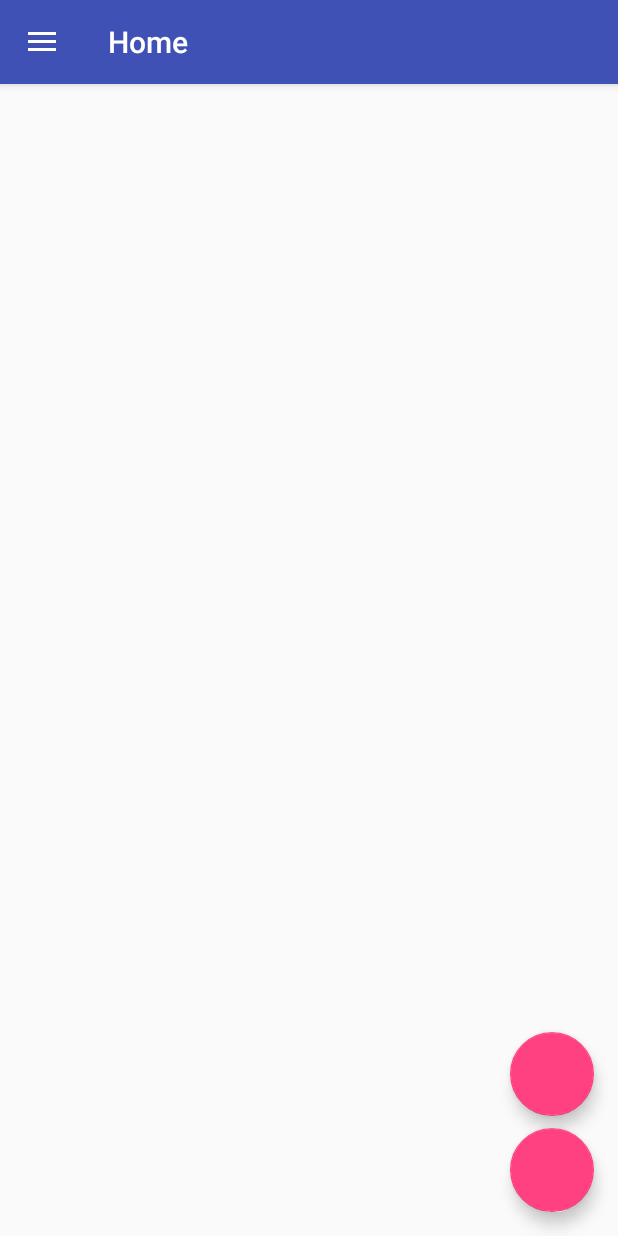
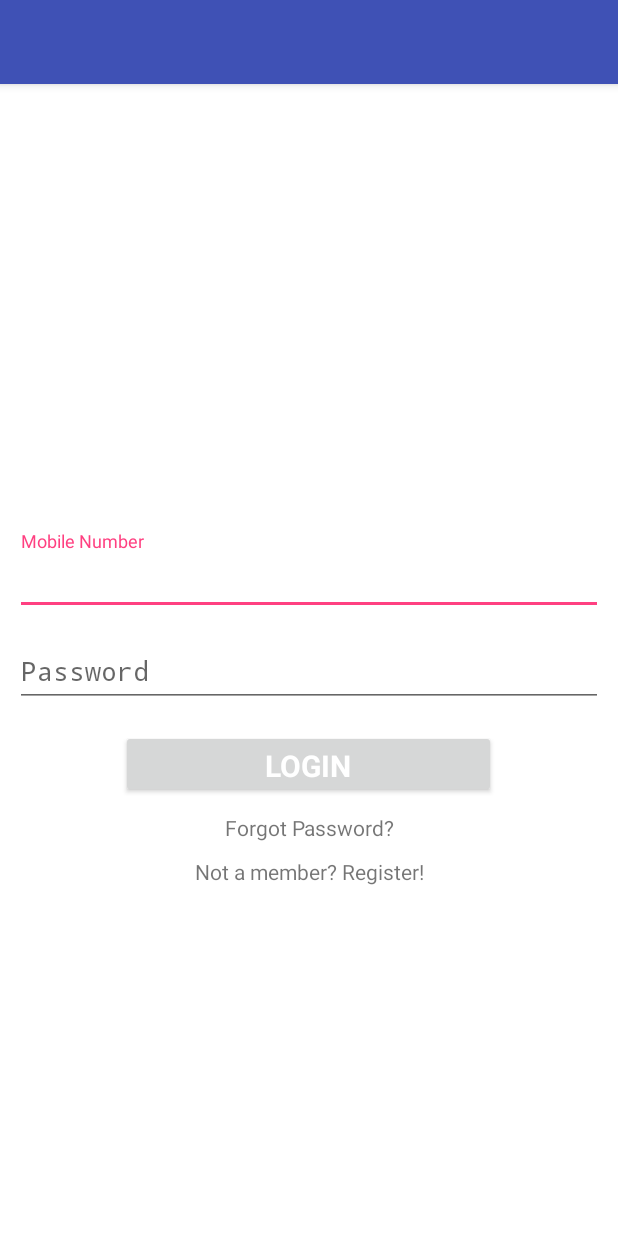
Before and after one commit to usmanrafi/ProTech360, an Android app: the screen it shows after launch (Homepage before the commit, VerificationActivity after it), on a phone screen of 412 x 824 dp. Run offline under Robolectric (Android 15) with nearby library versions, the phone set to English and light mode, and no system bars; 1 statement that could not run was skipped.

Commit message:
Login/Signup added

```diff
--- a/app/build.gradle
+++ b/app/build.gradle
@@ -20,6 +20,7 @@ android {
 }
 
 dependencies {
+    implementation 'com.android.support.constraint:constraint-layout:1.0.2'
     compile fileTree(dir: 'libs', include: ['*.jar'])
     androidTestCompile('com.android.support.test.espresso:espresso-core:2.2.2', {
         exclude group: 'com.android.support', module: 'support-annotations'
--- /dev/null
+++ b/app/src/main/java/fyp/protech360/Login.java
@@ -0,0 +1,28 @@
+package fyp.protech360;
+
+import android.app.Fragment;
+import android.content.Intent;
+import android.support.annotation.Nullable;
+import android.support.v7.app.AppCompatActivity;
+import android.os.Bundle;
+import android.view.LayoutInflater;
+import android.view.View;
+import android.view.ViewGroup;
+
+public class Login extends Fragment {
+
+    View myView ;
+    android.app.FragmentManager fragmentManager = getFragmentManager();
+
+    @Nullable
+    @Override
+    public View onCreateView(LayoutInflater inflater, ViewGroup container, Bundle savedInstanceState) {
+        myView = inflater.inflate(R.layout.activity_login,container,false);
+        getActivity().getActionBar().setTitle("Login");
+
+
+
+        return myView;
+    }
+
+}
--- /dev/null
+++ b/app/src/main/java/fyp/protech360/VerificationActivity.java
@@ -0,0 +1,43 @@
+package fyp.protech360;
+
+import android.app.Activity;
+import android.content.Intent;
+import android.support.v7.app.AppCompatActivity;
+import android.os.Bundle;
+import android.view.View;
+
+public class VerificationActivity extends Activity {
+
+    android.app.FragmentManager fragmentManager = getFragmentManager();
+
+    @Override
+    protected void onCreate(Bundle savedInstanceState) {
+        super.onCreate(savedInstanceState);
+        setContentView(R.layout.activity_verification);
+
+        if (savedInstanceState == null)
+        {
+            fragmentManager.beginTransaction().replace(R.id.content_frame_verification,new Login()).commit();
+        }
+
+    }
+
+    public void login(View view) {
+        Intent intent = new Intent(getApplicationContext(),Homepage.class);
+        startActivity(intent);
+        finish();
+    }
+
+    public void forgotPassword(View view) {
+
+    }
+
+    public void signup(View view) {
+        fragmentManager.beginTransaction().replace(R.id.content_frame_verification,new SignUp()).commit();
+    }
+
+    public void GoToLogin(View view) {
+        fragmentManager.beginTransaction().replace(R.id.content_frame_verification,new Login()).commit();
+
+    }
+}
--- /dev/null
+++ b/app/src/main/res/layout/activity_login.xml
@@ -0,0 +1,87 @@
+<?xml version="1.0" encoding="utf-8"?>
+<ScrollView xmlns:android="http://schemas.android.com/apk/res/android"
+    android:layout_width="fill_parent" android:layout_height="fill_parent"
+    android:id="@+id/activity_login"
+    xmlns:tools="http://schemas.android.com/tools"
+    android:background="@android:color/white">
+
+    <LinearLayout
+        android:layout_width="match_parent"
+        android:layout_height="wrap_content"
+        android:orientation="vertical"
+        android:layout_gravity="center"
+        android:layout_margin="10dp">
+
+        <ImageView
+            android:layout_width="wrap_content"
+            android:layout_height="wrap_content"
+            android:layout_margin="30dp"
+            android:layout_gravity="center"/>
+
+        <android.support.design.widget.TextInputLayout
+            android:layout_height="match_parent"
+            android:layout_width="match_parent"
+            android:layout_marginTop="5dp">
+
+            <EditText
+                android:layout_width="match_parent"
+                android:layout_height="wrap_content"
+                android:hint="Mobile Number"
+                android:id="@+id/loginNumber"
+                android:inputType="phone"
+                android:maxLines="1"/>
+
+        </android.support.design.widget.TextInputLayout>
+
+        <android.support.design.widget.TextInputLayout
+            android:layout_height="match_parent"
+            android:layout_width="match_parent"
+            android:layout_marginTop="5dp">
+
+            <EditText
+                android:layout_width="match_parent"
+                android:layout_height="wrap_content"
+                android:hint="Password"
+                android:id="@+id/loginPassword"
+                android:maxLines="1"
+                android:inputType="textPassword"
+                 />
+
+        </android.support.design.widget.TextInputLayout>
+
+        <Button
+            android:layout_width="250dp"
+            android:layout_height="45dp"
+            android:text="Login"
+            android:textSize="20sp"
+            android:id="@+id/loginBtn"
+            android:textStyle="bold"
+            style="?android:textAppearanceSmall"
+            android:onClick="login"
+            android:layout_marginTop="15dp"
+            android:layout_gravity="center"
+            android:textColor="@android:color/white"/>
+
+        <TextView
+            android:layout_width="match_parent"
+            android:layout_height="wrap_content"
+            android:text="Forgot Password?"
+            android:textAlignment="center"
+            android:clickable="true"
+            android:onClick="forgotPassword"
+            android:id="@+id/forgot"
+            android:layout_marginTop="10dp"/>
+
+        <TextView
+            android:layout_width="match_parent"
+            android:layout_height="wrap_content"
+            android:text="Not a member? Register!"
+            android:textAlignment="center"
+            android:clickable="true"
+            android:onClick="signup"
+            android:id="@+id/signup"
+            android:layout_marginTop="10dp"/>
+
+    </LinearLayout>
+
+</ScrollView>
--- /dev/null
+++ b/app/src/main/res/layout/activity_verification.xml
@@ -0,0 +1,15 @@
+<?xml version="1.0" encoding="utf-8"?>
+<android.support.constraint.ConstraintLayout xmlns:android="http://schemas.android.com/apk/res/android"
+    xmlns:app="http://schemas.android.com/apk/res-auto"
+    xmlns:tools="http://schemas.android.com/tools"
+    android:layout_width="match_parent"
+    android:layout_height="match_parent"
+    tools:context="fyp.protech360.VerificationActivity">
+
+    <include
+        layout="@layout/app_bar_verification"
+        android:layout_width="match_parent"
+        android:layout_height="match_parent" />
+
+
+</android.support.constraint.ConstraintLayout>
--- /dev/null
+++ b/app/src/main/res/layout/app_bar_verification.xml
@@ -0,0 +1,25 @@
+<?xml version="1.0" encoding="utf-8"?>
+<android.support.design.widget.CoordinatorLayout xmlns:android="http://schemas.android.com/apk/res/android"
+    xmlns:app="http://schemas.android.com/apk/res-auto"
+    xmlns:tools="http://schemas.android.com/tools"
+    android:layout_width="match_parent"
+    android:layout_height="match_parent"
+    tools:context="fyp.protech360.VerificationActivity">
+
+    <android.support.design.widget.AppBarLayout
+        android:layout_width="match_parent"
+        android:layout_height="wrap_content"
+        android:theme="@style/AppTheme.AppBarOverlay">
+
+        <android.support.v7.widget.Toolbar
+            android:id="@+id/toolbar"
+            android:layout_width="match_parent"
+            android:layout_height="match_parent"
+            app:popupTheme="@style/AppTheme.PopupOverlay" />
+
+    </android.support.design.widget.AppBarLayout>
+
+    <include layout="@layout/content_verification" />
+
+
+</android.support.design.widget.CoordinatorLayout>
--- /dev/null
+++ b/app/src/main/res/layout/content_verification.xml
@@ -0,0 +1,18 @@
+<?xml version="1.0" encoding="utf-8"?>
+<LinearLayout xmlns:android="http://schemas.android.com/apk/res/android"
+    xmlns:app="http://schemas.android.com/apk/res-auto"
+    xmlns:tools="http://schemas.android.com/tools"
+    android:layout_width="match_parent"
+    android:layout_height="match_parent"
+    app:layout_behavior="@string/appbar_scrolling_view_behavior"
+    tools:context="fyp.protech360.VerificationActivity"
+    tools:showIn="@layout/app_bar_verification">
+
+    <FrameLayout
+        android:layout_width="match_parent"
+        android:layout_height="match_parent"
+        android:id="@+id/content_frame_verification">
+    </FrameLayout>
+
+
+</LinearLayout>
```
Also changed, not shown: app/src/main/AndroidManifest.xml (+12 -6 lines), app/src/main/java/fyp/protech360/SignUp.java (added, +30 -0 lines), app/src/main/res/layout/signup.xml (added, +125 -0 lines), app/src/main/res/values/strings.xml (+14 -0 lines).
